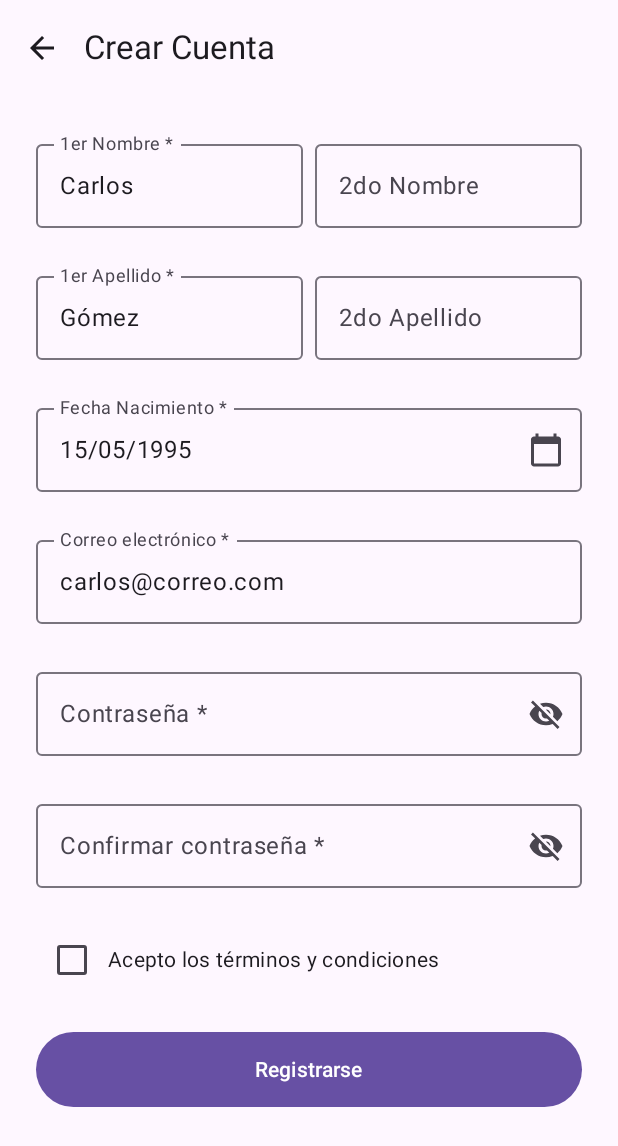
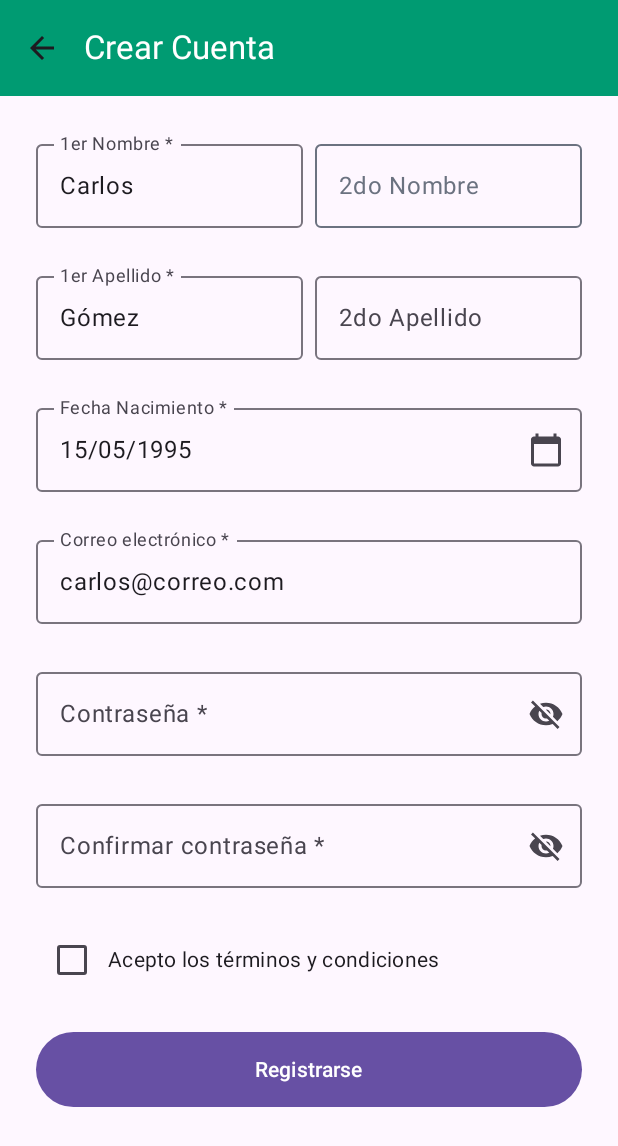
Before and after one commit to LenavarrDuoc/DAM_Ev_Proyecto_GestionMovil, an Android app built with Jetpack Compose: the @Preview function RegistroScreenPreview, on a phone screen of 412 x 824 dp. Shown: the top 1146 px of the screen. Run offline under Robolectric (Android 15) with nearby library versions, the phone set to English and light mode, and no system bars.

Commit message:
fix: Elementos de Screen que habían quedado sin visual estándar del proyecto (CustomTextField, PerfilFotoScreen, RegistroScreen).

```diff
--- a/app/src/main/java/com/example/gestionmovil/ui/screens/registro/RegistroScreen.kt
+++ b/app/src/main/java/com/example/gestionmovil/ui/screens/registro/RegistroScreen.kt
@@ -23,6 +23,7 @@ import androidx.compose.ui.tooling.preview.Preview
 import androidx.compose.ui.unit.dp
 import androidx.lifecycle.viewmodel.compose.viewModel
 import com.example.gestionmovil.ui.screens.registro.RegistroUiState
+import com.example.gestionmovil.ui.theme.AppTheme
 import java.util.Calendar
 import java.util.Date
 
@@ -93,8 +94,15 @@ fun RegistroContent(
                     IconButton(onClick = onNavigateToLogin) {
                         Icon(Icons.Default.ArrowBack, contentDescription = "Volver al Login")
                     }
-                }
+                },
+                colors = TopAppBarDefaults.topAppBarColors(
+                    containerColor = AppTheme.colors.topBarBackground,
+                    titleContentColor = AppTheme.colors.topBarContent,
+                    actionIconContentColor = AppTheme.colors.topBarContent
+                )
+
             )
+
         }
     ) { paddingValues ->
         Surface(
@@ -134,6 +142,16 @@ fun RegistroContent(
                         supportingText = {
                             uiState.errorSegundoNombre?.let { Text(it) }
                         },
+                        colors = OutlinedTextFieldDefaults.colors(
+                            focusedBorderColor = AppTheme.colors.textFieldBorderFocused,
+                            unfocusedBorderColor = AppTheme.colors.textFieldBorderUnfocused,
+                            focusedTextColor = AppTheme.colors.textPrimary,
+                            unfocusedTextColor = AppTheme.colors.textSecondary,
+                            focusedLabelColor = AppTheme.colors.textFieldLabelFocused,
+                            unfocusedLabelColor = AppTheme.colors.textFieldLabelUnfocused,
+
+                            cursorColor = AppTheme.colors.textFieldCursor
+                        ),
                         singleLine = true,
                         modifier = Modifier.weight(1f)
                     )
```
Also changed, not shown: app/src/main/java/com/example/gestionmovil/ui/components/CustomTextField.kt (+12 -0 lines), app/src/main/java/com/example/gestionmovil/ui/screens/perfil/PerfilFotoScreen.kt (+7 -0 lines).
